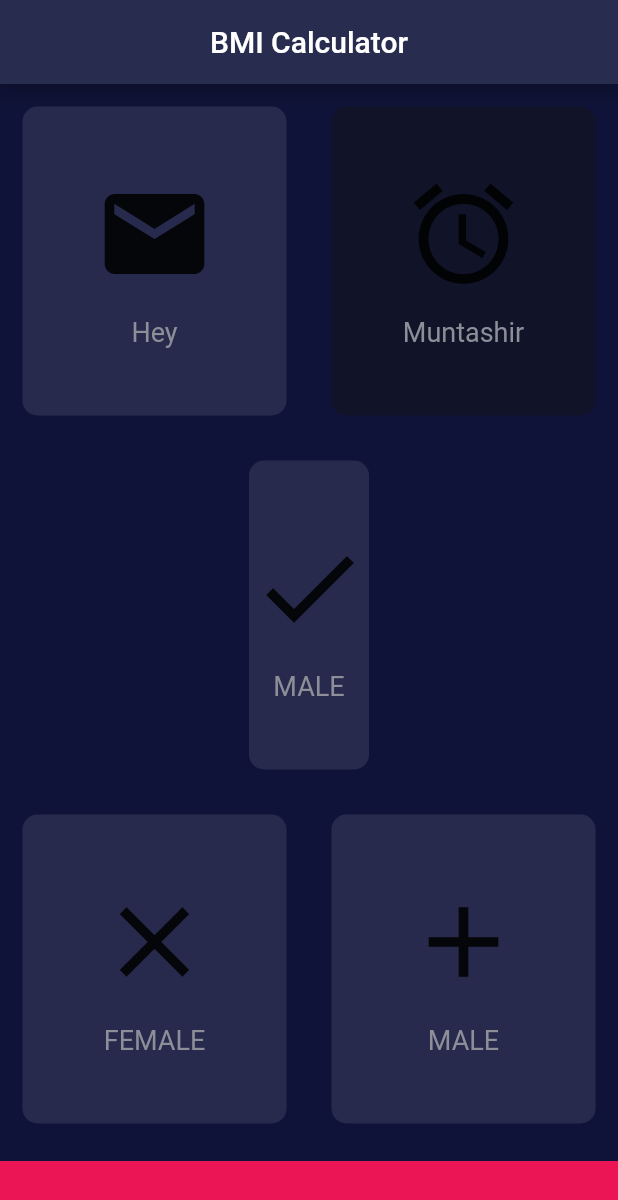
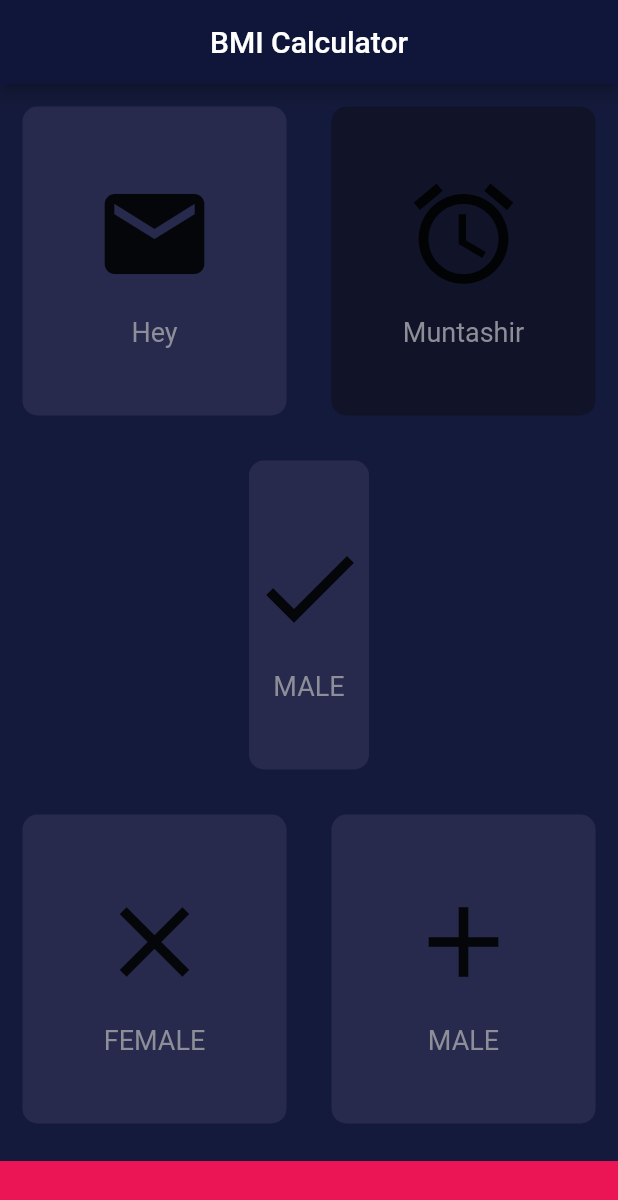
Before and after one commit to FahimMuntashir/BMI-Calculator, a Flutter app: the screen it shows after launch, after a tap on "Hey", on a phone screen of 412 x 824 dp. Shown: the top 1200 px of the screen. Run offline on Flutter 3.47's test engine with Material 2 defaults, Android fonts, the phone set to English and light mode, and no system bars.

Commit message:
functional process

```diff
--- a/lib/input_page.dart
+++ b/lib/input_page.dart
@@ -3,13 +3,15 @@ import 'package:flutter/material.dart';
 import 'icon_content.dart';
 import 'reusable_card.dart';
 
-
-
-
 const bottomContainerHeight = 50.0;
 const activeCardColour = Color(0xFF272A4D);
 const inactiveCardColour = Color(0xFF111328);
 const bottomContainerColour = Color(0xFFEB1555);
+
+enum Gender {
+  male,
+  female,
+}
 
 class InputPage extends StatefulWidget {
   @override
@@ -17,32 +19,35 @@ class InputPage extends StatefulWidget {
 }
 
 class _InputPageState extends State<InputPage> {
-  Color maleCardColour = inactiveCardColour;
-  Color femaleCardColour = inactiveCardColour;
+//  Color maleCardColour = inactiveCardColour;
+//  Color femaleCardColour = inactiveCardColour;
 
-  void updateColor(int gender){
-    if (gender == 1) {
-      if (maleCardColour==inactiveCardColour) {
-        maleCardColour=activeCardColour;
-        femaleCardColour = inactiveCardColour;
+//  void updateColor(int gender){
+////    if (gender == 1) {
+////      if (maleCardColour==inactiveCardColour) {
+////        maleCardColour=activeCardColour;
+////        femaleCardColour = inactiveCardColour;
+////
+////      }
+////      else{
+////        maleCardColour = inactiveCardColour;
+////
+////      }
+////    }
+////    if (gender == 2) {
+////      if (femaleCardColour==inactiveCardColour) {
+////        femaleCardColour=activeCardColour;
+////        maleCardColour = inactiveCardColour;
+////
+////      }
+////      else{
+////        femaleCardColour = inactiveCardColour;
+////      }
+////    }
+////  }
 
-      }
-      else{
-        maleCardColour = inactiveCardColour;
+  Gender selectedGender;
 
-      }
-    }
-    if (gender == 2) {
-      if (femaleCardColour==inactiveCardColour) {
-        femaleCardColour=activeCardColour;
-        maleCardColour = inactiveCardColour;
-
-      }
-      else{
-        femaleCardColour = inactiveCardColour;
-      }
-    }
-  }
   @override
   Widget build(BuildContext context) {
     return Scaffold(
@@ -56,25 +61,25 @@ class _InputPageState extends State<InputPage> {
               children: <Widget>[
                 Expanded(
                   child: GestureDetector(
-                    onTap: (){
-                     setState(() {
-                       updateColor(1);
-                     });
+                    onTap: () {
+                      setState(() {
+                        selectedGender = Gender.male;
+                      });
                     },
                     child: ReusableCard(
                       cardChild: IconContent(
                         icon: Icons.mail,
                         label: 'Hey',
                       ),
-                      colour: maleCardColour,
+                      colour: selectedGender==Gender.male?activeCardColour:inactiveCardColour,
                     ),
                   ),
                 ),
                 Expanded(
                   child: GestureDetector(
-                    onTap: (){
+                    onTap: () {
                       setState(() {
-                        updateColor(2);
+                        selectedGender = Gender.female;
                       });
                     },
                     child: ReusableCard(
@@ -82,7 +87,7 @@ class _InputPageState extends State<InputPage> {
                         icon: Icons.access_alarm,
                         label: 'Muntashir',
                       ),
-                      colour: femaleCardColour,
+                      colour: selectedGender==Gender.female?activeCardColour:inactiveCardColour,
                     ),
                   ),
                 ),
@@ -104,14 +109,19 @@ class _InputPageState extends State<InputPage> {
                 Expanded(
                   child: ReusableCard(
                     colour: activeCardColour,
-                    cardChild: IconContent(icon: Icons.close,
-                    label: 'FEMALE',),
+                    cardChild: IconContent(
+                      icon: Icons.close,
+                      label: 'FEMALE',
+                    ),
                   ),
                 ),
                 Expanded(
                   child: ReusableCard(
                     colour: activeCardColour,
-                    cardChild: IconContent(icon:Icons.add,label: 'MALE',),
+                    cardChild: IconContent(
+                      icon: Icons.add,
+                      label: 'MALE',
+                    ),
                   ),
                 ),
               ],
@@ -122,10 +132,8 @@ class _InputPageState extends State<InputPage> {
             height: bottomContainerHeight,
             width: double.infinity,
             margin: EdgeInsets.only(top: 10.0),
-
           ),
         ],
-
       ),
     );
   }
--- a/lib/main.dart
+++ b/lib/main.dart
@@ -1,20 +1,17 @@
-import 'package:flutter/cupertino.dart';
 import 'package:flutter/material.dart';
 import 'input_page.dart';
 
-void main() => runApp(BMICalcuator());
+void main() => runApp(BMICalculator());
 
-class BMICalcuator extends StatelessWidget {
+class BMICalculator extends StatelessWidget {
   @override
   Widget build(BuildContext context) {
     return MaterialApp(
-
-      title: 'hey',
+      home: InputPage(),
       theme: ThemeData().copyWith(
-        primaryColor: Color(0xFF282C4F),
-        scaffoldBackgroundColor: Color(0xFF101339),
+        primaryColor: Color(0xFF101639),
+        scaffoldBackgroundColor: Color(0xFF141A3B),
       ),
-      home: InputPage(),
     );
   }
 }
```
Also changed, not shown: lib/reusable_card.dart (line endings or trailing spaces), 1 other file.
